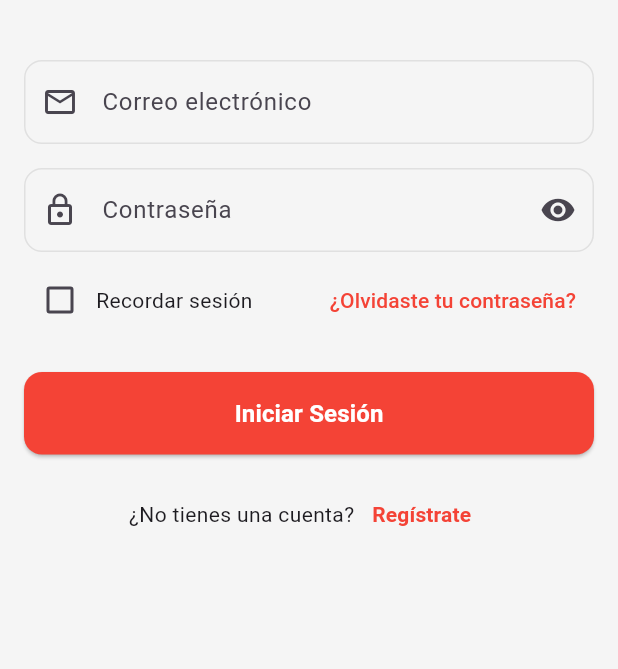
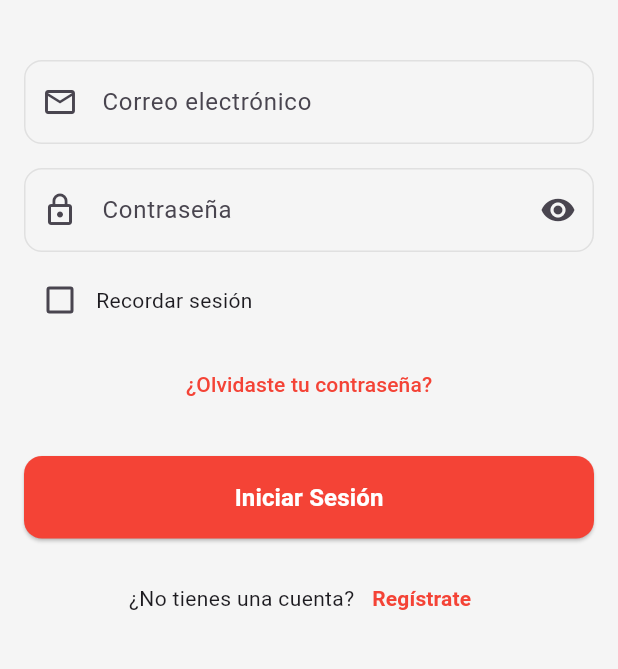
Before and after one commit to Fournext/FastPedido-IHC, a Flutter app: the LoginScreen screen opened by its route, on a phone screen of 412 x 824 dp, the part 369-1038 px from its top. Run offline on Flutter 3.47's test engine with Material 3 defaults, Android fonts, the phone set to English and light mode, and no system bars.

Commit message:
fix: arreglo del login

```diff
--- a/lib/screens/dashboard_screen.dart
+++ b/lib/screens/dashboard_screen.dart
@@ -108,7 +108,7 @@ class _DashboardScreenState extends State<DashboardScreen> {
                 if (SessionState.isLoggedIn) {
                   Navigator.pushNamed(context, '/profile');
                 } else {
-                  // 👇 Cuando el login termine, refrescamos el dashboard
+                  // Cuando el login termine, refrescamos el dashboard
                   await Navigator.pushNamed(context, '/login');
                   setState(() {}); // 🔁 Refresca el botón al volver
                 }
--- a/lib/screens/login.dart
+++ b/lib/screens/login.dart
@@ -127,7 +127,11 @@ class _LoginScreenState extends State<LoginScreen> {
                   },
                 ),
                 const SizedBox(height: 8),
-                // Recordar sesión
+
+                // Recordar sesión + Olvidaste tu contraseña centrado abajo
+                Column(
+                  crossAxisAlignment: CrossAxisAlignment.start,
+                  children: [
                     Row(
                       children: [
                         Checkbox(
@@ -139,8 +143,11 @@ class _LoginScreenState extends State<LoginScreen> {
                           },
                         ),
                         const Text('Recordar sesión'),
-                    const Spacer(),
-                    TextButton(
+                      ],
+                    ),
+                    const SizedBox(height: 8),
+                    Center(
+                      child: TextButton(
                         onPressed: () {
                           // Implementar recuperación de contraseña
                         },
@@ -149,8 +156,10 @@ class _LoginScreenState extends State<LoginScreen> {
                           style: TextStyle(color: Colors.red),
                         ),
                       ),
+                    ),
                   ],
                 ),
+
                 const SizedBox(height: 24),
                 // Botón de inicio de sesión
                 ElevatedButton(
```
Lines whose indentation alone changed are shown as unchanged.
